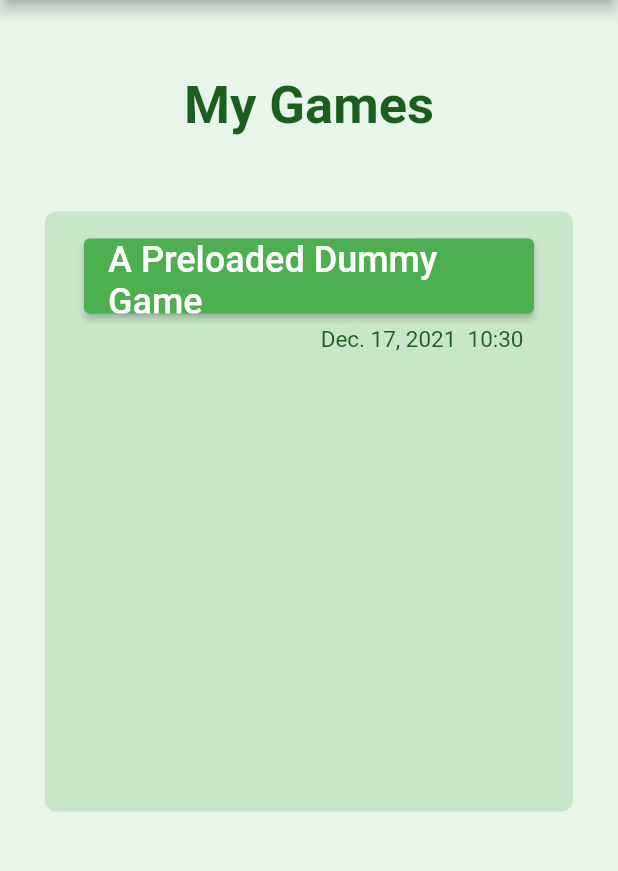
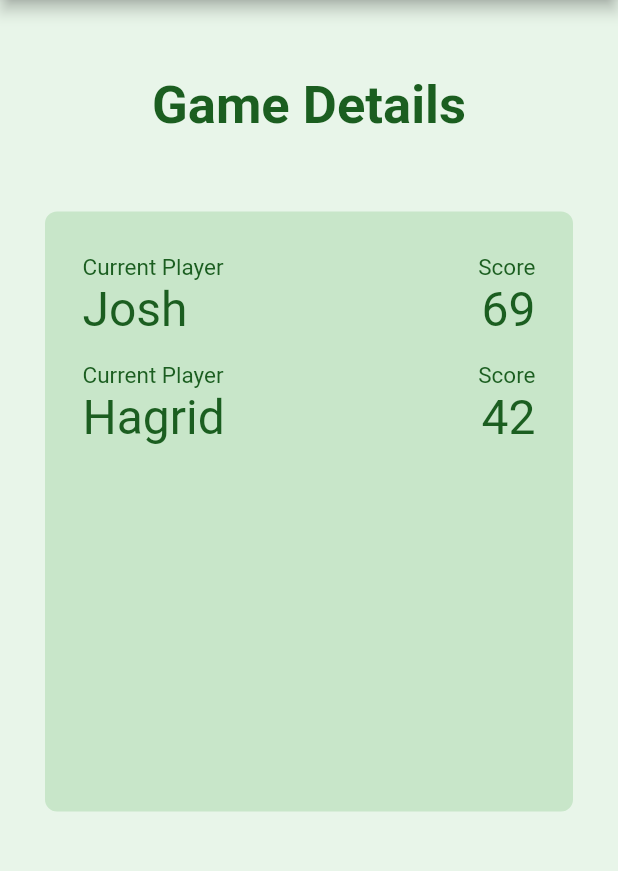
Before and after one commit to radicalgrim/game_saver, a Flutter app: the ScoreboardPage screen opened by its route, after a tap on "A Preloaded Dummy Game", on a phone screen of 412 x 824 dp, the part 84-955 px from its top. Run offline on Flutter 3.47's test engine with Material 2 defaults, Android fonts, the phone set to English and light mode, and no system bars; our stand-ins replace flutter_form_builder, page_transition.

Commit message:
Add UI to game_details page

```diff
--- a/lib/main.dart
+++ b/lib/main.dart
@@ -35,7 +35,6 @@ class MyApp extends StatelessWidget {
         CustomizeGamePage.route: (_) => const CustomizeGamePage(),
         EndOfGamePage.route: (_) => const EndOfGamePage(),
         EndOfRoundPage.route: (_) => const EndOfRoundPage(),
-        GameDetailsPage.route: (_) => const GameDetailsPage(),
         GameOptionsPage.route: (_) => const GameOptionsPage(),
         RoundXPage.route: (_) => const RoundXPage(),
         ScoreboardPage.route: (_) => const ScoreboardPage(),
--- a/lib/pages/end_of_round.dart
+++ b/lib/pages/end_of_round.dart
@@ -25,39 +25,6 @@ class EndOfRoundPageState extends State<EndOfRoundPage> {
   String roundTime = globals.currentGame!.elapsedTime;
 
   int height = 80 * globals.currentGame!.totalPlayers();
-
-  void changeScoresButton() {
-    globals.currentGame!.currentPlayer = 0;
-    Navigator.push(
-        context,
-        PageTransition(
-            type: PageTransitionType.fade, child: const RoundXPage()));
-  }
-
-  String roundTitle() {
-    return "Round $roundNum" +
-        (globals.currentGame!.showTimer ? "\nRound Time: $roundTime" : "");
-  }
-
-  void nextRound() {
-    globals.currentGame!.round++;
-    globals.currentGame!.currentPlayer = 0;
-    Navigator.push(
-        context,
-        PageTransition(
-            type: PageTransitionType.fade, child: const RoundXPage()));
-  }
-
-  void endGame() {
-    globals.currentGame!.setTime();
-    globals.currentGame!.stopWatch();
-    //globals.topScores.add(globals.currentGame!.getWinner());
-    globals.gameList.add(globals.currentGame);
-    Navigator.push(
-        context,
-        PageTransition(
-            type: PageTransitionType.fade, child: const EndOfGamePage()));
-  }
 
   //PAGE
   @override
@@ -145,4 +112,36 @@ class EndOfRoundPageState extends State<EndOfRoundPage> {
       ),
     );
   }
+
+  void changeScoresButton() {
+    globals.currentGame!.currentPlayer = 0;
+    Navigator.push(
+        context,
+        PageTransition(
+            type: PageTransitionType.fade, child: const RoundXPage()));
+  }
+
+  String roundTitle() {
+    return "Round $roundNum" +
+        (globals.currentGame!.showTimer ? "\nRound Time: $roundTime" : "");
+  }
+
+  void nextRound() {
+    globals.currentGame!.round++;
+    globals.currentGame!.currentPlayer = 0;
+    Navigator.push(
+        context,
+        PageTransition(
+            type: PageTransitionType.fade, child: const RoundXPage()));
+  }
+
+  void endGame() {
+    globals.currentGame!.setTime();
+    globals.currentGame!.stopWatch();
+    globals.gameList.add(globals.currentGame);
+    Navigator.push(
+        context,
+        PageTransition(
+            type: PageTransitionType.fade, child: const EndOfGamePage()));
+  }
 }
--- a/lib/pages/game_details_page.dart
+++ b/lib/pages/game_details_page.dart
@@ -1,3 +1,4 @@
+import 'package:game_saver/res/game_info.dart';
 import 'package:game_saver/res/globals.dart' as globals;
 import 'package:flutter/material.dart';
 import 'package:flutter/widgets.dart';
@@ -5,15 +6,12 @@ import 'package:game_saver/res/colors.dart';
 import 'package:game_saver/res/strings.dart';
 import 'package:game_saver/res/text_styles.dart';
 
-class GameDetailsPage extends StatefulWidget {
-  const GameDetailsPage({Key? key}) : super(key: key);
+class GameDetailsPage extends StatelessWidget {
+  final GameInfo game;
+
+  const GameDetailsPage({required this.game, Key? key}) : super(key: key);
   static const String route = "/game_details";
-  @override
-  GameDetailsPageState createState() => GameDetailsPageState();
-}
 
-class GameDetailsPageState extends State<GameDetailsPage> {
-  //PAGE
   @override
   Widget build(BuildContext context) {
     return Scaffold(
@@ -40,6 +38,40 @@ class GameDetailsPageState extends State<GameDetailsPage> {
                   child: Text(ProjectStrings.gameDetailsHeader,
                       style: ProjectTextStyles.pageTitleTextStyle),
                 ),
+                Container(
+                  height: 400,
+                  padding: const EdgeInsets.fromLTRB(0, 10, 0, 0),
+                  decoration: BoxDecoration(
+                      color: ProjectColors.primarySwatch.shade100,
+                      borderRadius: const BorderRadius.all(Radius.circular(8))),
+                  child: Center(
+                    child: Column(
+                      children: [
+                        Container(
+                          height: 80 * (game.totalPlayers()).toDouble(),
+                          padding: const EdgeInsets.fromLTRB(0, 10, 0, 0),
+                          decoration: BoxDecoration(
+                              color: ProjectColors.primarySwatch.shade100,
+                              borderRadius:
+                                  const BorderRadius.all(Radius.circular(8))),
+                          child: Center(
+                            child: Column(
+                              children: [
+                                ListView.builder(
+                                    // Widget which creates [ItemWidget] in scrollable list.
+                                    shrinkWrap: true,
+                                    itemCount: game.players.length,
+                                    itemBuilder: (context,
+                                            itemIndex) => // Builder function for every item with index.
+                                        game.getPlayersByRank())
+                              ],
+                            ),
+                          ),
+                        ),
+                      ],
+                    ),
+                  ),
+                ),
               ],
             ),
           ),
--- a/lib/pages/scoreboard.dart
+++ b/lib/pages/scoreboard.dart
@@ -52,7 +52,7 @@ class ScoreboardPageState extends State<ScoreboardPage> {
                         ListView.builder(
                           // Widget which creates [ItemWidget] in scrollable list.
                           shrinkWrap: true,
-                          itemCount: globals.topScores
+                          itemCount: globals.gameList
                               .length, // Number of widget to be created.
                           itemBuilder: (context,
                                   itemIndex) => // Builder function for every item with index.
--- a/lib/res/globals.dart
+++ b/lib/res/globals.dart
@@ -1,14 +1,13 @@
 library game_saver.globals;
 
 import 'package:flutter/material.dart';
-import 'package:flutter/widgets.dart';
+import 'package:game_saver/pages/game_details_page.dart';
 import 'package:game_saver/res/game_info.dart';
 import 'package:game_saver/res/player_info.dart';
 import 'package:game_saver/res/strings.dart';
 import 'package:game_saver/res/text_styles.dart';
 import 'package:intl/intl.dart';
-
-import 'colors.dart';
+import 'package:page_transition/page_transition.dart';
 
 //Game Options Page
 bool gameOptionDefaultTimerON = false;
@@ -26,7 +25,13 @@ List<GameInfo?> gameList = [
   GameInfo(
       players: [PlayerInfo(69, 'Josh'), PlayerInfo(42, 'Hagrid')],
       name: "A Preloaded Dummy Game",
-      timestamp: DateTime.now())
+      timestamp: DateTime.fromMicrosecondsSinceEpoch(98765432100)),
+  GameInfo(players: [
+    PlayerInfo(45657, 'Rand al\'Thor'),
+    PlayerInfo(2, 'John Cena'),
+    PlayerInfo(46, 'fred'),
+    PlayerInfo(248, 'X AE A-Xii')
+  ], name: "Another Preloaded Dummy Game", timestamp: DateTime.now())
 ];
 
 GameInfo? currentGame;
@@ -36,7 +41,8 @@ List<Widget> topScores = [
 ]; //Initialize with fake player
 
 List<Widget> gameListDisplay = [
-  GameDisplayWidget(gameList[0])
+  GameDisplayWidget(gameList[0]),
+  GameDisplayWidget(gameList[1])
 ]; //Initialize with fake game
 
 class GameDisplayWidget extends StatelessWidget {
@@ -55,12 +61,21 @@ class GameDisplayWidget extends StatelessWidget {
         children: [
           SizedBox(
               width: 300,
-              height: 50,
               child: ElevatedButton(
-                  onPressed: () => {},
-                  child: Text(
-                    displayName!,
-                    style: ProjectTextStyles.buttonLargeTextStyle,
+                  onPressed: () {
+                    Navigator.push(
+                        context,
+                        PageTransition(
+                            type: PageTransitionType.fade,
+                            child: GameDetailsPage(game: info!)));
+                  },
+                  child: Padding(
+                    padding: const EdgeInsets.symmetric(vertical: 12),
+                    child: Text(
+                      displayName!,
+                      style: ProjectTextStyles.buttonLargeTextStyle,
+                      textAlign: TextAlign.center,
+                    ),
                   ))),
           Padding(
             padding: const EdgeInsets.all(8.0),
```
